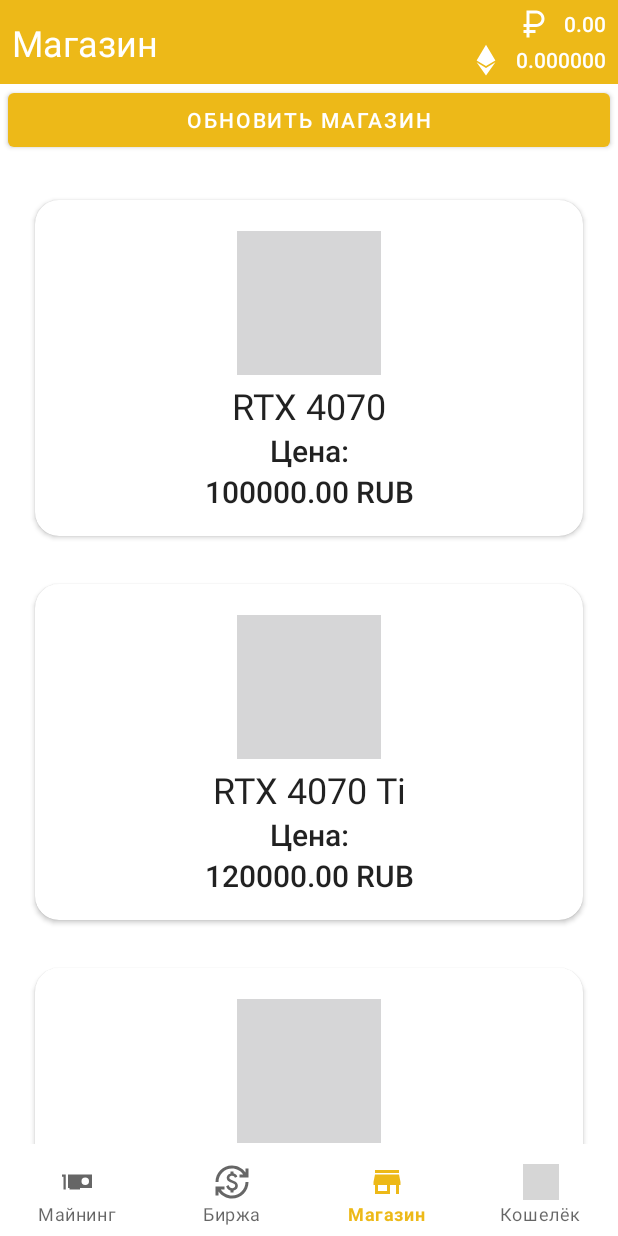
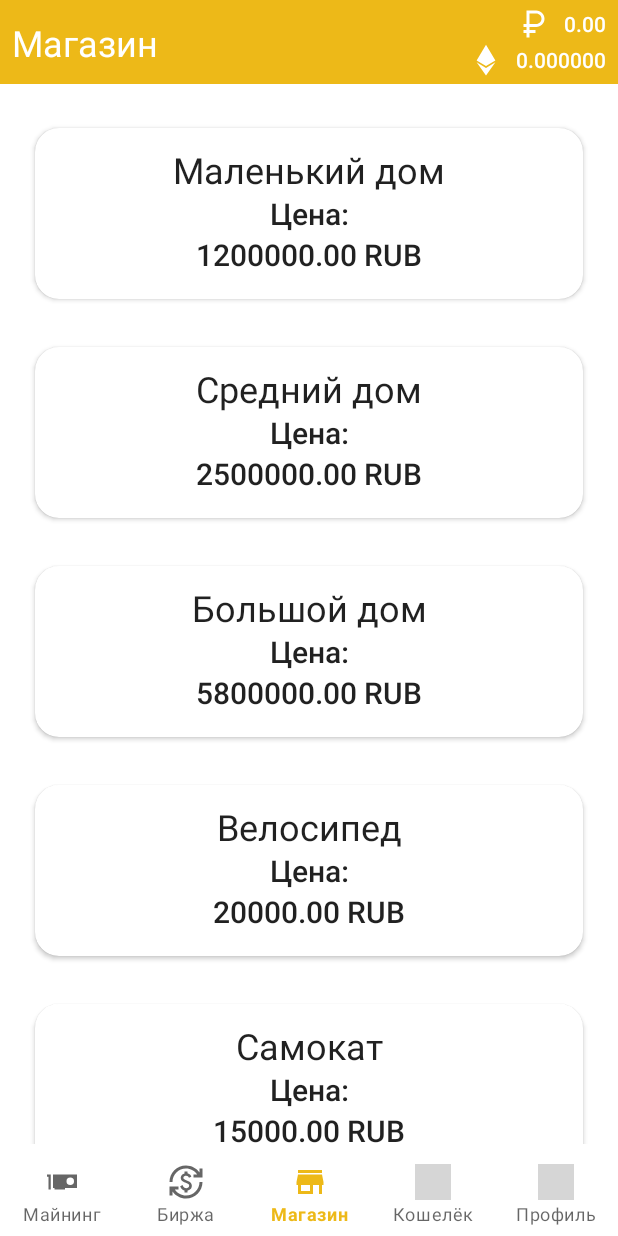
Before and after one commit to SunZar/MyItSchool, an Android app: the screen it shows after launch (MainActivity), item 3 of the bottom bar chosen, on a phone screen of 412 x 824 dp. Run offline under Robolectric (Android 15) with nearby library versions, the phone set to English and light mode, and no system bars; grey boxes are pictures that could not be loaded.

Commit message:
Release 0.0.3

```diff
--- a/app/src/main/java/ru/sunzar/myitschool/data/ShopData.java
+++ b/app/src/main/java/ru/sunzar/myitschool/data/ShopData.java
@@ -26,19 +26,26 @@
         TRX("RTX 3070 Ti", 100, 12),
         TRX("RTX 3080", 100, 12),
         TRX("RTX 4060 Ti", 100, 12),*/
-        RTX_4070("RTX 4070", 100_000, 0),
-        RTX_4070_Ti("RTX 4070 Ti", 120_000, 1),
-        RTX_4080("RTX 4080", 200_000, 2),
-        RTX_4090("RTX 4090", 300_000, 3);
+        SMALL_HOUSE("Маленький дом", 1_200_000, 0, "property"),
+        MEDIUM_HOUSE("Средний дом", 2_500_000, 1, "property"),
+        BIG_HOUSE("Большой дом", 5_800_000, 2, "property"),
+        BICYCLE("Велосипед", 20_000, 3, "transport"),
+        SCOOTER("Самокат", 15_000, 4, "transport"),
+        ELECTROSCOOTER("Электросамокат", 60_000, 5, "transport"),
+        CAR("Машина", 400_000, 6, "transport"),
+        PUSH_BUTTON_PHONE("Кнопочный телефон", 5_000, 7, "phone"),
+        SMART_PHONE("Сенсорный телефон", 20_000, 8, "phone");
 
         private final String displayName;
         private final float price;
         private final int index;
+        private final String type;
 
-        ShopProducts(String displayName, float price, int index) {
+        ShopProducts(String displayName, float price, int index, String type) {
             this.displayName = displayName;
             this.price = price;
             this.index = index;
+            this.type = type;
         }
 
         public String getDisplayName() {
@@ -51,6 +58,10 @@
 
         private int getIndex() {
             return index;
+        }
+
+        public String getType() {
+            return type;
         }
     }
 
--- a/app/src/main/java/ru/sunzar/myitschool/ui/ClickerFragment.java
+++ b/app/src/main/java/ru/sunzar/myitschool/ui/ClickerFragment.java
@@ -2,6 +2,7 @@
 
 import static android.content.Context.MODE_PRIVATE;
 
+import android.animation.ObjectAnimator;
 import android.content.SharedPreferences;
 import android.os.Bundle;
 import android.os.Handler;
@@ -37,6 +38,10 @@
     private boolean shownBrokenVideocard = false;
     private boolean onPauseThread = false;
     private int fanCount = 0;
+    private int duration = 2000;
+    private int aaa = 1;
+
+    private ObjectAnimator button;
 
     @Override
     public View onCreateChildView(@NonNull ViewGroup parent, @Nullable Bundle savedInstanceState) {
@@ -70,8 +75,8 @@
         });
 
         binding.info.setOnClickListener(view6 -> {
-            DialogWindow dialogWindow = new DialogWindow();
-            dialogWindow.show(getChildFragmentManager(), "dialogWindow");
+            DialogWindowTutorial dialogWindowTutorial = new DialogWindowTutorial();
+            dialogWindowTutorial.show(getChildFragmentManager(), "dialogWindowTutorial");
         });
 
         baseBinding.title.setText("Майнинг");
@@ -86,7 +91,7 @@
         updatePercentageDurability();
         updateButtonBuyVideocard();
         updateRubCountStocks();
-        updateVideocardModel();
+        //updateVideocardModel();
 
         offlineHandler = new Handler() {
             public void handleMessage(Message msg) {
@@ -277,6 +282,14 @@
 
     private void onClickButtonClick() {
         if (MiningData.percentage_durability_videacard > 0) {
+//            duration = (int) (duration / 1.2f);
+//            if (aaa == 1) {
+//                button = ObjectAnimator.ofMultiFloat(binding.buttonClick, "rotation", new int[]{5, 10, 15, 20, 50, 100, 250, 360});
+//                aaa = 1;
+//            }
+//            button.setDuration(duration);
+//            button.start();
+
             StocksData.setCurrency(StocksData.Currency.ETH, StocksData.getCurrency(StocksData.Currency.ETH).getValue() + (float) Math.floor(StocksData.getCurrency(StocksData.Currency.ETH).getValue() + MiningData.btc_add * 1000000) / 1000000);
             //StocksData.eth_count = StocksData.eth_count + (float) Math.floor(StocksData.eth_count + MiningData.btc_add * 1000) / 1000;
             updateBtcCountMining();
@@ -483,7 +496,7 @@
                 int j = 0;
                 for (ShopData.ShopProducts products : ShopData.ShopProducts.values()) {
                     if (i == j && flagToStop != true) {
-                        binding.videocardModel.setText(products.getDisplayName());
+                        //binding.videocardModel.setText(products.getDisplayName());
                         flagToStop = true;
                     }
                     j++;
--- a/app/src/main/java/ru/sunzar/myitschool/ui/DialogWindow.java
+++ b/app/src/main/java/ru/sunzar/myitschool/ui/DialogWindowTutorial.java
@@ -8,7 +8,7 @@
 import androidx.annotation.Nullable;
 import androidx.appcompat.app.AppCompatDialogFragment;
 
-public class DialogWindow extends AppCompatDialogFragment {
+public class DialogWindowTutorial extends AppCompatDialogFragment {
     @NonNull
     @Override
     public Dialog onCreateDialog(@Nullable Bundle savedInstanceState) {
--- a/app/src/main/java/ru/sunzar/myitschool/ui/MainActivity.java
+++ b/app/src/main/java/ru/sunzar/myitschool/ui/MainActivity.java
@@ -10,6 +10,7 @@
 import com.example.myitschool.R;
 import com.example.myitschool.databinding.ActivityMainBinding;
 
+import ru.sunzar.myitschool.data.ShopData;
 import ru.sunzar.myitschool.data.StocksData;
 
 public class MainActivity extends AppCompatActivity {
@@ -25,6 +26,7 @@
 
         updateCurrenciesFromShared();
         saveCurrenciesToShared();
+        updateShopFromShared();
 
         binding.menuNavigation.setOnItemSelectedListener(item -> {
             switch (item.getItemId()) {
@@ -39,6 +41,9 @@
                     break;
                 case R.id.wallet:
                     onClickButtonWallet();
+                    break;
+                case R.id.profile:
+                    onClickButtonProfile();
                     break;
             }
             return true;
@@ -58,6 +63,13 @@
             StocksData.getCurrency(currency).observe(this, value -> {
                 preferences.putFloat(currency.getApiName(), value).apply();
             });
+        }
+    }
+
+    private void updateShopFromShared() {
+        SharedPreferences preferences = getSharedPreferences("shop_data", MODE_PRIVATE);
+        for (ShopData.ShopProducts products : ShopData.ShopProducts.values()) {
+            ShopData.setIsBought(products, preferences.getBoolean(products.getDisplayName(), false));
         }
     }
 
@@ -93,6 +105,14 @@
                 .commit();
     }
 
+    private void onClickButtonProfile() {
+        ProfileFragment fragment = new ProfileFragment();
+        getSupportFragmentManager()
+                .beginTransaction()
+                .replace(R.id.fragment_container, fragment)
+                .commit();
+    }
+
     public void pasteMenuStocksFragment() {
         MenuStocksFragment fragment = new MenuStocksFragment();
         getSupportFragmentManager()
--- a/app/src/main/java/ru/sunzar/myitschool/ui/MenuStocksFragment.java
+++ b/app/src/main/java/ru/sunzar/myitschool/ui/MenuStocksFragment.java
@@ -68,8 +68,10 @@
             Log.d("LOG", "RESPONSE SUCCESS: " + stocksSearchResponseResource.toString());
             if (stocksSearchResponseResource instanceof Resource.Success) {
                 onUpdateData((Resource.Success<StocksSearchResponse>) stocksSearchResponseResource);
+                baseBinding.progressBar.setVisibility(View.GONE);
             } else if (stocksSearchResponseResource instanceof Resource.Error) {
                 showError();
+                baseBinding.progressBar.setVisibility(View.GONE);
             } else if (stocksSearchResponseResource instanceof Resource.Loading) {
                 showLoading(); //Не забудь скрыть загрузку в других состояниях
             }
@@ -92,7 +94,7 @@
     }
 
     private void showLoading() {
-
+        baseBinding.progressBar.setVisibility(View.VISIBLE);
     }
 
     private void showError() {
--- a/app/src/main/java/ru/sunzar/myitschool/ui/ShopAdapter.java
+++ b/app/src/main/java/ru/sunzar/myitschool/ui/ShopAdapter.java
@@ -24,14 +24,15 @@
     private final ArrayList<Boolean> data_is_bought = new ArrayList<>();
     private boolean isBoughtNow;
 
-    public void setData(Collection<String> dataName, Collection<Float> dataPrice, Collection<Boolean> dataIsBought) {
+    public void setData() {
         data_name.clear();
-        data_name.addAll(dataName);
         data_price.clear();
-        data_price.addAll(dataPrice);
         data_is_bought.clear();
-        data_is_bought.addAll(dataIsBought);
-        notifyDataSetChanged();
+        for (ShopData.ShopProducts value : ShopData.ShopProducts.values()) {
+            data_name.add(value.getDisplayName());
+            data_price.add(value.getPrice());
+            data_is_bought.add(ShopData.getIsBought(value));
+        }
     }
 
     @NonNull
@@ -51,15 +52,19 @@
         isBoughtNow = false;
         holder.itemView.setOnClickListener(view -> {
             if (StocksData.getCurrency(StocksData.Currency.RUB).getValue() >= data_price.get(position) && ShopData.getIsBought(ShopData.getProductByIndex(position)) == false) {
-                for (ShopData.ShopProducts products : ShopData.ShopProducts.values()) {
-                    ShopData.setIsBought(products, false);
-                }
-                notifyDataSetChanged();
+                //int i = 0;
+                //for (ShopData.ShopProducts products : ShopData.ShopProducts.values()) {
+                //    ShopData.setIsBought(products, false);
+                //    data_is_bought.add(i, false);
+                //    i++;
+                //}
                 StocksData.setCurrency(StocksData.Currency.RUB, StocksData.getCurrency(StocksData.Currency.RUB).getValue() - data_price.get(position));
                 ShopData.setIsBought(ShopData.getProductByIndex(position), true);
                 Toast.makeText(view.getContext(), "Куплено! Обновите магазин для изменения данных", Toast.LENGTH_SHORT).show();
                 isBoughtNow = true;
                 holder.bind(data_name.get(position), data_price.get(position), data_is_bought.get(position), isBoughtNow);
+                data_is_bought.add(position, isBoughtNow);
+                notifyDataSetChanged();
             }
         });
         holder.bind(data_name.get(position), data_price.get(position), data_is_bought.get(position), isBoughtNow);
--- a/app/src/main/java/ru/sunzar/myitschool/ui/ShopFragment.java
+++ b/app/src/main/java/ru/sunzar/myitschool/ui/ShopFragment.java
@@ -43,9 +43,9 @@
         binding.container.setAdapter(adapter);
         baseBinding.title.setText("Магазин");
 
-        binding.updateShop.setOnClickListener(view1 -> {
-            loadShopData();
-        });
+//        binding.updateShop.setOnClickListener(view1 -> {
+//            loadShopData();
+//        });
 
         updateCurrenciesFromShared();
         saveCurrenciesToShared();
@@ -53,17 +53,17 @@
     }
 
     private void loadShopData() {
-        data_name.clear();
-        data_price.clear();
-        data_is_bought.clear();
-        for (ShopData.ShopProducts value : ShopData.ShopProducts.values()) {
-            data_name.add(value.getDisplayName());
-            data_price.add(value.getPrice());
-        }
-        for (ShopData.ShopProducts value : ShopData.ShopProducts.values()) {
-            data_is_bought.add(ShopData.getIsBought(value));
-        }
-        adapter.setData(data_name, data_price, data_is_bought);
+//        data_name.clear();
+//        data_price.clear();
+//        data_is_bought.clear();
+//        for (ShopData.ShopProducts value : ShopData.ShopProducts.values()) {
+//            data_name.add(value.getDisplayName());
+//            data_price.add(value.getPrice());
+//        }
+//        for (ShopData.ShopProducts value : ShopData.ShopProducts.values()) {
+//            data_is_bought.add(ShopData.getIsBought(value));
+//        }
+        adapter.setData();
         adapter.notifyDataSetChanged();
     }
 
--- a/app/src/main/java/ru/sunzar/myitschool/ui/WalletAdapter.java
+++ b/app/src/main/java/ru/sunzar/myitschool/ui/WalletAdapter.java
@@ -69,7 +69,7 @@
         if (nullBalancesIsHide == true) {
             data_size = 0;
             data_count.forEach(count -> {
-                if (count != 0.0f) {
+                if (count > 0.000005f) {
                     data_size += 1;
                 }
             });
@@ -88,7 +88,7 @@
         }
 
         public void bind(float count, float price, String data_namesId, String data_displayNames, float rub, boolean nullBalancesIsHide, boolean balanceIsHide) {
-            if (nullBalancesIsHide == false || count != 0.0f) {
+            if (nullBalancesIsHide == false || count > 0.000005f) {
                 if (balanceIsHide == false) {
                     itemBinding.id.setText(data_namesId.toUpperCase());
                     itemBinding.name.setText("(" + data_displayNames + ")");
--- a/app/src/main/res/layout/fragment_base.xml
+++ b/app/src/main/res/layout/fragment_base.xml
@@ -1,5 +1,5 @@
 <?xml version="1.0" encoding="utf-8"?>
-<LinearLayout xmlns:android="http://schemas.android.com/apk/res/android"
+<androidx.constraintlayout.widget.ConstraintLayout xmlns:android="http://schemas.android.com/apk/res/android"
     xmlns:app="http://schemas.android.com/apk/res-auto"
     xmlns:tools="http://schemas.android.com/tools"
     android:layout_width="match_parent"
@@ -7,11 +7,15 @@
     android:orientation="vertical">
 
     <androidx.constraintlayout.widget.ConstraintLayout
+        android:id="@+id/top_bar"
         android:layout_width="match_parent"
         android:layout_height="wrap_content"
         android:background="@color/toolbar"
         android:paddingHorizontal="8dp"
-        android:paddingVertical="4dp">
+        android:paddingVertical="4dp"
+        app:layout_constraintTop_toTopOf="parent"
+        app:layout_constraintStart_toStartOf="parent"
+        app:layout_constraintEnd_toEndOf="parent">
 
         <TextView
             android:id="@+id/title"
@@ -59,6 +63,21 @@
     <FrameLayout
         android:id="@+id/content"
         android:layout_width="match_parent"
-        android:layout_height="match_parent" />
+        android:layout_height="0dp"
+        app:layout_constraintTop_toBottomOf="@id/top_bar"
+        app:layout_constraintBottom_toBottomOf="parent"
+        app:layout_constraintStart_toStartOf="parent"
+        app:layout_constraintEnd_toEndOf="parent"/>
 
-</LinearLayout>
+    <ProgressBar
+        android:id="@+id/progress_bar"
+        android:layout_width="wrap_content"
+        android:layout_height="wrap_content"
+        app:layout_constraintTop_toBottomOf="@id/top_bar"
+        app:layout_constraintBottom_toBottomOf="parent"
+        app:layout_constraintStart_toStartOf="parent"
+        app:layout_constraintEnd_toEndOf="parent"
+        android:indeterminateTint="@color/toolbar"
+        android:visibility="gone"/>
+
+</androidx.constraintlayout.widget.ConstraintLayout>
--- a/app/src/main/res/layout/fragment_shop.xml
+++ b/app/src/main/res/layout/fragment_shop.xml
@@ -11,7 +11,7 @@
         android:layout_height="0dp"
         android:orientation="vertical"
         app:layoutManager="androidx.recyclerview.widget.LinearLayoutManager"
-        app:layout_constraintTop_toBottomOf="@id/update_shop"
+        app:layout_constraintTop_toTopOf="parent"
         app:layout_constraintBottom_toBottomOf="parent"
         app:spanCount="2"
         tools:itemCount="10"
@@ -20,14 +20,14 @@
         android:layout_marginBottom="5dp"
         android:layout_marginEnd="16dp" />
 
-    <Button
-        android:id="@+id/update_shop"
-        android:layout_width="match_parent"
-        android:layout_height="wrap_content"
-        android:text="Обновить магазин"
-        app:layout_constraintTop_toTopOf="parent"
-        app:layout_constraintStart_toStartOf="parent"
-        app:layout_constraintEnd_toEndOf="parent"
-        android:layout_marginHorizontal="5dp"/>
+<!--    <Button-->
+<!--        android:id="@+id/update_shop"-->
+<!--        android:layout_width="match_parent"-->
+<!--        android:layout_height="wrap_content"-->
+<!--        android:text="Обновить магазин"-->
+<!--        app:layout_constraintTop_toTopOf="parent"-->
+<!--        app:layout_constraintStart_toStartOf="parent"-->
+<!--        app:layout_constraintEnd_toEndOf="parent"-->
+<!--        android:layout_marginHorizontal="5dp"/>-->
 
 </androidx.constraintlayout.widget.ConstraintLayout>
--- a/app/src/main/res/layout/item_shop.xml
+++ b/app/src/main/res/layout/item_shop.xml
@@ -1,7 +1,7 @@
 <?xml version="1.0" encoding="utf-8"?>
 <androidx.cardview.widget.CardView xmlns:android="http://schemas.android.com/apk/res/android"
     android:layout_width="match_parent"
-    android:layout_height="240dp"
+    android:layout_height="130dp"
     xmlns:app="http://schemas.android.com/apk/res-auto"
     android:orientation="vertical"
     android:layout_marginStart="16dp"
@@ -14,14 +14,14 @@
         android:layout_width="match_parent"
         android:layout_height="match_parent">
 
-        <ImageView
-            android:layout_width="wrap_content"
-            android:layout_height="wrap_content"
-            app:layout_constraintStart_toStartOf="parent"
-            app:layout_constraintEnd_toEndOf="parent"
-            app:layout_constraintTop_toTopOf="parent"
-            app:layout_constraintBottom_toTopOf="@id/name"
-            android:background="@drawable/graphics_card1"/>
+<!--        <ImageView-->
+<!--            android:layout_width="wrap_content"-->
+<!--            android:layout_height="wrap_content"-->
+<!--            app:layout_constraintStart_toStartOf="parent"-->
+<!--            app:layout_constraintEnd_toEndOf="parent"-->
+<!--            app:layout_constraintTop_toTopOf="parent"-->
+<!--            app:layout_constraintBottom_toTopOf="@id/name"-->
+<!--            android:background="@drawable/graphics_card1"/>-->
 
         <TextView
             android:id="@+id/name"
--- a/app/src/main/res/layout/item_wallet_stock.xml
+++ b/app/src/main/res/layout/item_wallet_stock.xml
@@ -1,10 +1,11 @@
 <?xml version="1.0" encoding="utf-8"?>
 <androidx.cardview.widget.CardView xmlns:android="http://schemas.android.com/apk/res/android"
+    android:id="@+id/cardview"
     android:layout_width="match_parent"
     android:layout_height="wrap_content"
     xmlns:app="http://schemas.android.com/apk/res-auto"
     android:orientation="vertical"
-    android:layout_margin="15dp"
+    android:layout_margin="16dp"
     app:cardCornerRadius="16dp"
     app:cardUseCompatPadding="true">
 
--- a/app/src/main/res/menu/bottom_navigation_menu.xml
+++ b/app/src/main/res/menu/bottom_navigation_menu.xml
@@ -16,4 +16,8 @@
         android:id="@+id/wallet"
         android:title="Кошелёк"
         android:icon="@drawable/wallet"/>
+    <item
+        android:id="@+id/profile"
+        android:title="Профиль"
+        android:icon="@drawable/ic_baseline_account_circle_24"/>
 </menu>
```
Also changed, not shown: app/src/main/java/ru/sunzar/myitschool/ui/StocksActivity.java (+9 -1 lines), app/src/main/java/ru/sunzar/myitschool/ui/WalletFragment.java (+6 -4 lines), app/src/main/res/layout/activity_stocks.xml (+14 -2 lines), app/src/main/res/layout/fragment_clicker.xml (+12 -12 lines), app/src/main/res/layout/fragment_wallet.xml (+11 -0 lines).
